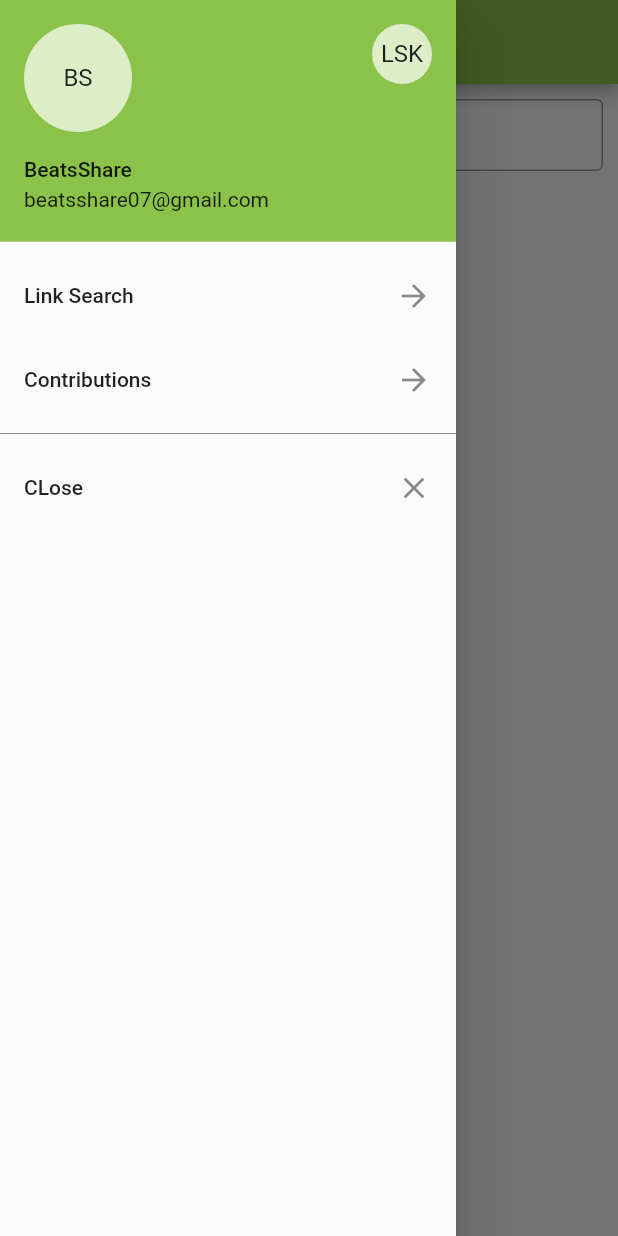
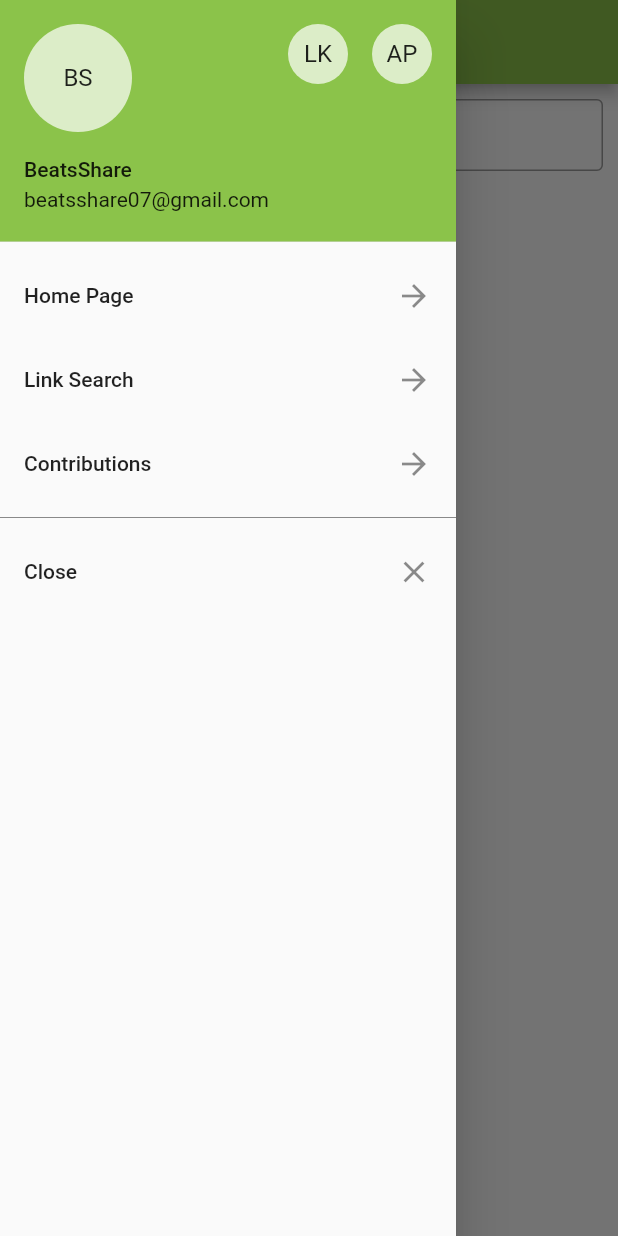
Before and after one commit to LokeshKarki/flutter_firebase_search, a Flutter app: the screen it shows after launch, with the side drawer open, on a phone screen of 412 x 824 dp. Run offline on Flutter 3.47's test engine with Material 2 defaults, Android fonts, the light colour scheme and no system bars; our stand-ins replace cloud_firestore, uni_links; missing offline and left inert: android_intent, device_apps; accounts and stored records are empty.

Commit message:
search still needs to be corrected

```diff
--- a/lib/main.dart
+++ b/lib/main.dart
@@ -6,8 +6,8 @@ import 'package:search/contribute.dart';
 import 'package:url_launcher/url_launcher.dart';
 import 'package:android_intent/android_intent.dart';
 import 'package:device_apps/device_apps.dart';
-import 'dart:io';
-import 'package:flutter_appavailability/flutter_appavailability.dart';
+// import 'dart:io';
+// import 'package:flutter_appavailability/flutter_appavailability.dart';
 import 'dart:async';
 
 
@@ -27,8 +27,9 @@ class MyApp extends StatelessWidget {
       ),
       home: new MyHomePage(),
       routes: <String, WidgetBuilder>{
+        "/homepage":(BuildContext context)=> MyApp(),
         "/linksearch":(BuildContext context)=> Intent("Link Search"),
-        "/contributions":(BuildContext context)=> contri("Contributions"),
+        "/contributions":(BuildContext context)=> Contri("Contributions"),
       }
 
     );
@@ -91,10 +92,23 @@ class _MyHomePageState extends State<MyHomePage> {
               ),
               otherAccountsPictures: <Widget>[
                 CircleAvatar(
-                  child: Text("LSK"),)
+                  child: Text("LK"),
+                  ),
+                CircleAvatar(
+                  child: Text("AP"),
+                ),
               ],
 
             ),
+            ListTile(
+              title: Text("Home Page"),
+              trailing:  Icon(Icons.arrow_forward),
+              onTap: (){
+                Navigator.of(context).pop();
+                Navigator.of(context).pushNamed("/homepage");
+
+              },
+              ),
              ListTile(
               title: Text("Link Search"),
               trailing:  Icon(Icons.arrow_forward),
@@ -116,7 +130,7 @@ class _MyHomePageState extends State<MyHomePage> {
             ),
              Divider(color: Colors.black45,),
              ListTile(
-              title:  Text("CLose"),
+              title:  Text("Close"),
               trailing:  Icon(Icons.close),
               onTap: ()=> Navigator.of(context).pop(),
             )
@@ -294,6 +308,7 @@ Widget buildResultCard(data) {
                     height: 17.0
                   ),
                   ),
+                  Text(""),
                   Text('Ganna Link',
                   style: TextStyle(
                     fontWeight: FontWeight.w500,
--- a/lib/searchLinksIntents.dart
+++ b/lib/searchLinksIntents.dart
@@ -1,6 +1,5 @@
 import 'package:flutter/material.dart';
-import 'package:search/main.dart';
-import 'package:search/main.dart';
+
 
 class Intent extends StatelessWidget {
   final String title;
```
Also changed, not shown: lib/contribute.dart (+2 -9 lines).
